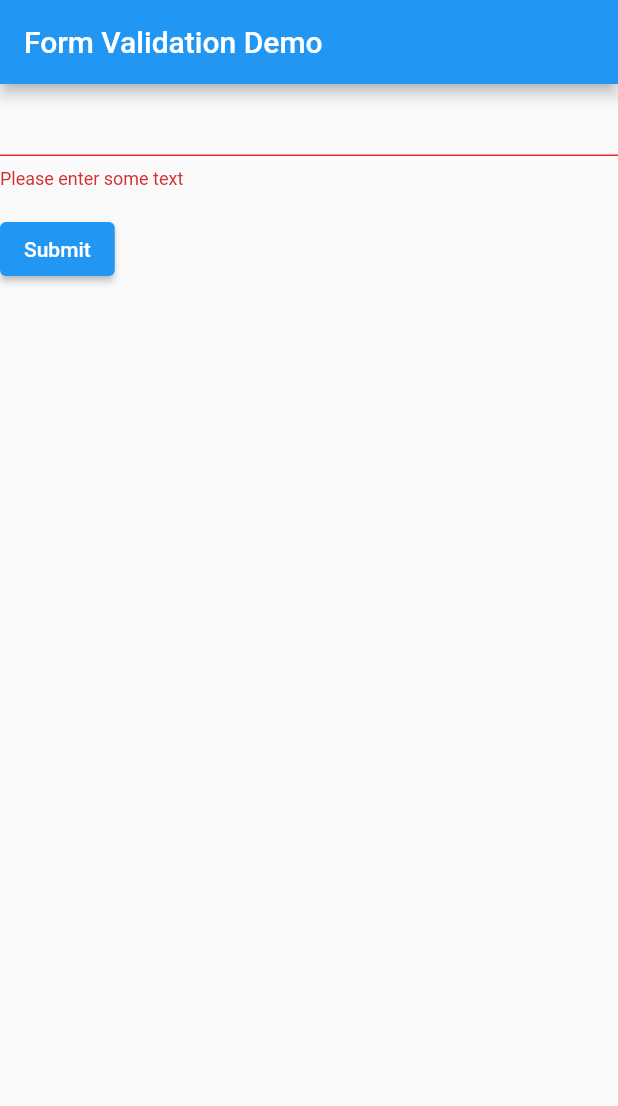
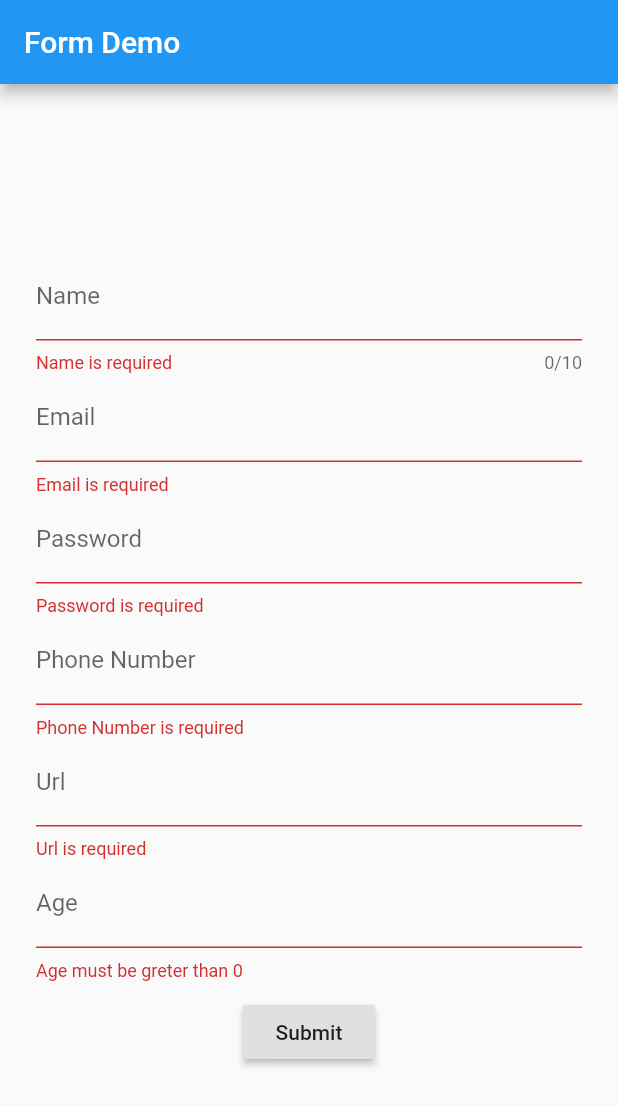
Before and after one commit to ardisaurus/flutter-basics, a Flutter app: the screen it shows after launch, after a tap on "Submit", on a phone screen of 412 x 824 dp. Shown: the top 1106 px of the screen. Run offline on Flutter 3.47's test engine with Material 2 defaults, Android fonts, the phone set to English and light mode, and no system bars.

Commit message:
Validation variation added

```diff
--- a/validator/lib/main.dart
+++ b/validator/lib/main.dart
@@ -10,12 +10,7 @@ class MyApp extends StatelessWidget {
 
     return MaterialApp(
       title: appTitle,
-      home: Scaffold(
-        appBar: AppBar(
-          title: Text(appTitle),
-        ),
-        body: MyCustomForm(),
-      ),
+      home: MyCustomForm(),
     );
   }
 }
--- a/validator/lib/screens/myCustomForm.dart
+++ b/validator/lib/screens/myCustomForm.dart
@@ -8,48 +8,156 @@ class MyCustomForm extends StatefulWidget {
   }
 }
 
-// Create a corresponding State class.
-// This class holds data related to the form.
 class MyCustomFormState extends State<MyCustomForm> {
-  // Create a global key that uniquely identifies the Form widget
-  // and allows validation of the form.
-  //
-  // Note: This is a GlobalKey<FormState>,
-  // not a GlobalKey<MyCustomFormState>.
-  final _formKey = GlobalKey<FormState>();
+  String _name;
+  String _email;
+  String _password;
+  String _url;
+  String _phoneNumber;
+  String _age;
+
+  final GlobalKey<FormState> _formKey = GlobalKey<FormState>();
+
+  Widget _buildNameField() {
+    return TextFormField(
+      decoration: InputDecoration(labelText: 'Name'),
+      maxLength: 10,
+      validator: (String value) {
+        if (value.isEmpty) {
+          return 'Name is required';
+        }
+        return null;
+      },
+      onSaved: (String value) {
+        _name = value;
+      },
+    );
+  }
+
+  Widget _buildEmailField() {
+    return TextFormField(
+      decoration: InputDecoration(labelText: 'Email'),
+      validator: (String value) {
+        if (value.isEmpty) {
+          return 'Email is required';
+        }
+        if (!RegExp(
+                r"[a-z0-9!#$%&'*+/=?^_`{|}~-]+(?:\.[a-z0-9!#$%&'*+/=?^_`{|}~-]+)*@(?:[a-z0-9](?:[a-z0-9-]*[a-z0-9])?\.)+[a-z0-9](?:[a-z0-9-]*[a-z0-9])?")
+            .hasMatch(value)) {
+          return 'Email is Invalid';
+        }
+        return null;
+      },
+      onSaved: (String value) {
+        _email = value;
+      },
+    );
+  }
+
+  Widget _buildPasswordField() {
+    return TextFormField(
+      decoration: InputDecoration(labelText: 'Password'),
+      keyboardType: TextInputType.visiblePassword,
+      validator: (String value) {
+        if (value.isEmpty) {
+          return 'Password is required';
+        }
+        return null;
+      },
+      onSaved: (String value) {
+        _password = value;
+      },
+    );
+  }
+
+  Widget _buildPhoneNumberField() {
+    return TextFormField(
+      decoration: InputDecoration(labelText: 'Phone Number'),
+      keyboardType: TextInputType.phone,
+      validator: (String value) {
+        if (value.isEmpty) {
+          return 'Phone Number is required';
+        }
+        return null;
+      },
+      onSaved: (String value) {
+        _phoneNumber = value;
+      },
+    );
+  }
+
+  Widget _buildUrlField() {
+    return TextFormField(
+      decoration: InputDecoration(labelText: 'Url'),
+      keyboardType: TextInputType.url,
+      validator: (String value) {
+        if (value.isEmpty) {
+          return 'Url is required';
+        }
+        return null;
+      },
+      onSaved: (String value) {
+        _url = value;
+      },
+    );
+  }
+
+  Widget _buildAgeField() {
+    return TextFormField(
+      decoration: InputDecoration(labelText: 'Age'),
+      keyboardType: TextInputType.number,
+      validator: (String value) {
+        int age = int.tryParse(value);
+        if (age == null || age <= 0) {
+          return 'Age must be greter than 0';
+        }
+        return null;
+      },
+      onSaved: (String value) {
+        _age = value;
+      },
+    );
+  }
 
   @override
   Widget build(BuildContext context) {
-    // Build a Form widget using the _formKey created above.
-    return Form(
+    return Scaffold(
+      appBar: AppBar(
+        title: Text("Form Demo"),
+      ),
+      body: Container(
+        margin: EdgeInsets.all(24),
+        child: Form(
             key: _formKey,
             child: Column(
-        crossAxisAlignment: CrossAxisAlignment.start,
-        children: <Widget>[
-          TextFormField(
-            validator: (value) {
-              if (value.isEmpty) {
-                return 'Please enter some text';
+              mainAxisAlignment: MainAxisAlignment.center,
+              children: [
+                _buildNameField(),
+                _buildEmailField(),
+                _buildPasswordField(),
+                _buildPhoneNumberField(),
+                _buildUrlField(),
+                _buildAgeField(),
+                SizedBox(
+                  height: 10,
+                ),
+                RaisedButton(
+                  onPressed: () {
+                    if (!_formKey.currentState.validate()) {
+                      return;
                     }
-              return null;
-            },
-          ),
-          Padding(
-            padding: const EdgeInsets.symmetric(vertical: 16.0),
-            child: ElevatedButton(
-              onPressed: () {
-                // Validate returns true if the form is valid, or false
-                // otherwise.
-                if (_formKey.currentState.validate()) {
-                  // If the form is valid, display a Snackbar.
-                  Scaffold.of(context)
-                      .showSnackBar(SnackBar(content: Text('Input is valid')));
-                }
+                    _formKey.currentState.save();
+                    print(_name);
+                    print(_email);
+                    print(_password);
+                    print(_phoneNumber);
+                    print(_url);
+                    print(_age);
                   },
                   child: Text('Submit'),
-            ),
-          ),
+                )
               ],
+            )),
       ),
     );
   }
```
Lines whose indentation alone changed are shown as unchanged.
